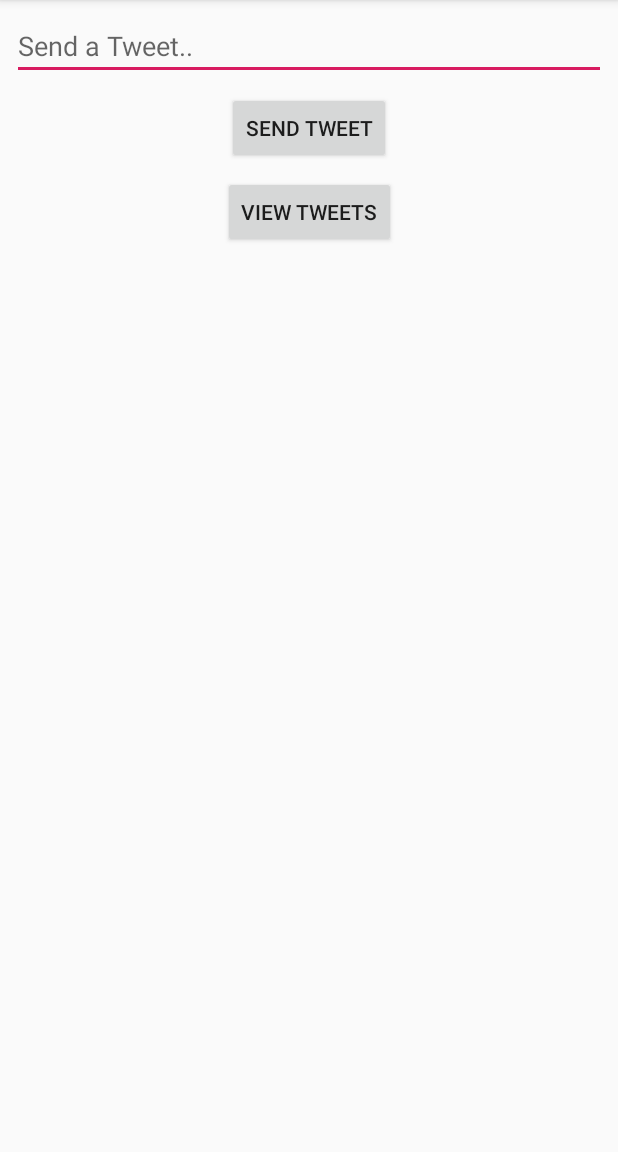
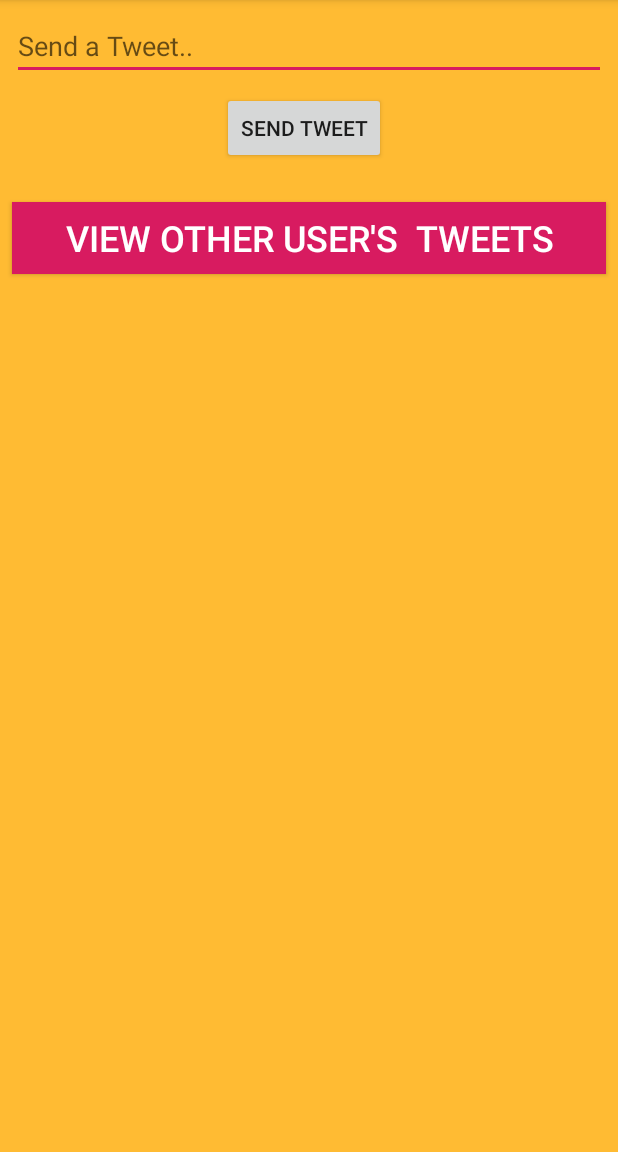
Before and after one commit to MortezaKordi/TwitterClone, an Android app: the SendTweetActivity screen opened directly, with no data from a screen before it, on a phone screen of 412 x 824 dp, the part 84-1236 px from its top. Run offline under Robolectric (Android 15) with nearby library versions, the phone set to English and light mode, and no system bars; libraries missing offline, so code that uses them is left out: com.parse, com.shashank.sony.

Commit message:
View Tweets

```diff
--- a/app/src/main/java/com/example/ac_twitterclone/SendTweetActivity.java
+++ b/app/src/main/java/com/example/ac_twitterclone/SendTweetActivity.java
@@ -4,18 +4,34 @@ import android.app.ProgressDialog;
 import android.os.Bundle;
 import android.support.v7.app.AppCompatActivity;
 import android.view.View;
+import android.widget.Button;
 import android.widget.EditText;
+import android.widget.ListView;
+import android.widget.SimpleAdapter;
 import android.widget.Toast;
 
+import com.parse.FindCallback;
 import com.parse.ParseException;
 import com.parse.ParseObject;
+import com.parse.ParseQuery;
 import com.parse.ParseUser;
 import com.parse.SaveCallback;
 import com.shashank.sony.fancytoastlib.FancyToast;
 
-public class SendTweetActivity extends AppCompatActivity {
+import java.util.ArrayList;
+import java.util.HashMap;
+import java.util.List;
+
+public class SendTweetActivity extends AppCompatActivity implements View.OnClickListener {
 
     private EditText edtTweet;
+
+    private ListView viewTweetsListView;
+    private Button btnViewTweets;
+
+
+
+
 
     @Override
     protected void onCreate(Bundle savedInstanceState) {
@@ -23,6 +39,11 @@ public class SendTweetActivity extends AppCompatActivity {
         setContentView(R.layout.activity_send_tweet);
 
           edtTweet = findViewById(R.id.edtSendTweet);
+
+          viewTweetsListView = findViewById(R.id.viewTweetsListView);
+          btnViewTweets = findViewById(R.id.btnViewTweets);
+          btnViewTweets.setOnClickListener(this);
+
 
     }
 
@@ -54,4 +75,34 @@ public class SendTweetActivity extends AppCompatActivity {
 
 
     }
+
+    @Override
+    public void onClick(View v) {
+
+        final ArrayList<HashMap<String, String>> tweetList = new ArrayList<>();
+        final SimpleAdapter adapter = new SimpleAdapter(SendTweetActivity.this, tweetList, android.R.layout.simple_list_item_2, new String[]{"tweetUserName", "tweetValue"}, new int[]{android.R.id.text1, android.R.id.text2});
+        try {
+            ParseQuery<ParseObject> parseQuery = ParseQuery.getQuery("MyTweet");
+            parseQuery.whereContainedIn("user", ParseUser.getCurrentUser().getList("fanOf"));
+            parseQuery.findInBackground(new FindCallback<ParseObject>() {
+                @Override
+                public void done(List<ParseObject> objects, ParseException e) {
+                    if (objects.size() > 0 && e == null) {
+                        for (ParseObject tweetObject : objects) {
+                             HashMap<String, String> userTweet = new HashMap<>();
+                            userTweet.put("tweetUserName", tweetObject.getString("user"));
+                            userTweet.put("tweetValue", tweetObject.getString("tweet"));
+                            tweetList.add(userTweet);
+
+                        }
+
+                        viewTweetsListView.setAdapter(adapter);
+
+                    }
+                }
+            });
+        } catch (Exception e) {
+            e.printStackTrace();
+        }
+    }
 }
--- a/app/src/main/res/layout/activity_send_tweet.xml
+++ b/app/src/main/res/layout/activity_send_tweet.xml
@@ -4,6 +4,7 @@
     xmlns:tools="http://schemas.android.com/tools"
     android:layout_width="match_parent"
     android:layout_height="match_parent"
+    android:background="@android:color/holo_orange_light"
     tools:context=".SendTweetActivity">
 
     <EditText
@@ -27,21 +28,43 @@
         android:layout_marginStart="8dp"
         android:layout_marginTop="8dp"
         android:layout_marginEnd="8dp"
+        android:layout_marginBottom="10dp"
         android:onClick="sendTweet"
         android:text="Send Tweet"
         app:layout_constraintEnd_toEndOf="parent"
+        app:layout_constraintHorizontal_bias="0.489"
         app:layout_constraintStart_toStartOf="parent"
         app:layout_constraintTop_toBottomOf="@+id/edtSendTweet" />
 
     <Button
         android:id="@+id/btnViewTweets"
-        android:layout_width="wrap_content"
+        android:layout_width="0dp"
         android:layout_height="wrap_content"
         android:layout_marginStart="8dp"
         android:layout_marginTop="8dp"
         android:layout_marginEnd="8dp"
-        android:text="View Tweets"
+        android:layout_marginBottom="8dp"
+        android:background="@color/colorAccent"
+        android:text="View Other User's  Tweets"
+        android:textColor="@android:color/background_light"
+        android:textSize="24sp"
+        app:layout_constraintBottom_toTopOf="@+id/viewTweetsListView"
         app:layout_constraintEnd_toEndOf="parent"
+        app:layout_constraintHorizontal_bias="0.0"
         app:layout_constraintStart_toStartOf="parent"
-        app:layout_constraintTop_toBottomOf="@+id/btnSendTweet" />
+        app:layout_constraintTop_toBottomOf="@+id/btnSendTweet"
+        app:layout_constraintVertical_bias="0.119" />
+
+    <ListView
+        android:id="@+id/viewTweetsListView"
+        android:layout_width="395dp"
+        android:layout_height="441dp"
+        android:layout_marginStart="8dp"
+        android:layout_marginEnd="8dp"
+        android:layout_marginBottom="8dp"
+        app:layout_constraintBottom_toBottomOf="parent"
+        app:layout_constraintEnd_toEndOf="parent"
+        app:layout_constraintHorizontal_bias="0.0"
+        app:layout_constraintStart_toStartOf="parent" />
+
 </android.support.constraint.ConstraintLayout>
```
